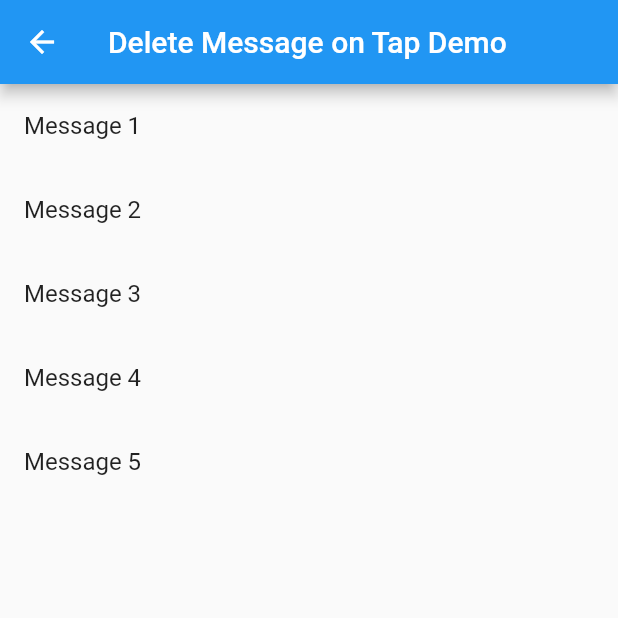
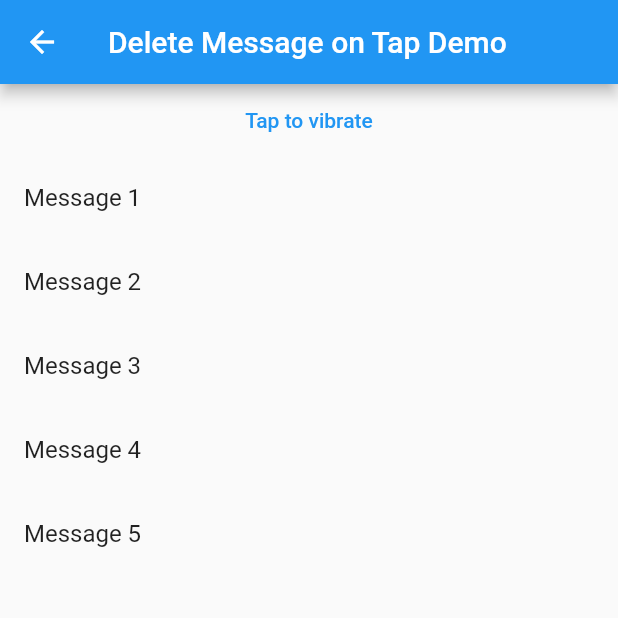
Before and after one commit to Itadori-Nishat/fluterNewVersionApp.messenger, a Flutter app: the MyPage screen opened directly, on a phone screen of 412 x 824 dp, the top half of it. Run offline on Flutter 3.47's test engine with Material 2 defaults, Android fonts, the light colour scheme and no system bars; our stand-ins replace flutter_svg, fluttertoast, hive, hive_flutter, image_picker, vibration; accounts and stored records are empty; network calls fail.

Commit message:
delete and vibration added

```diff
--- a/lib/chat.dart
+++ b/lib/chat.dart
@@ -1,11 +1,10 @@
 import 'package:flutter/material.dart';
 import 'package:flutter_svg/flutter_svg.dart';
 import 'package:fluttertoast/fluttertoast.dart';
-import 'package:hive/hive.dart';
-import 'package:newversionflutter/DATA_CLASS.dart';
 import 'package:newversionflutter/delete%20func%20check.dart';
-
+import 'package:vibration/vibration.dart';
 import 'Img_picker.dart';
+import 'package:flutter/services.dart';
 
 class ChatPage extends StatefulWidget {
   final String chatUsername;
@@ -156,6 +155,7 @@ class _ChatPageState extends State<ChatPage> {
                                   BorderRadius.all(Radius.circular(100))),
                           child: GestureDetector(
                             onLongPress: () {
+                              Vibration.vibrate(duration: 5);
                               showDialog(
                                 context: context,
                                 builder: (BuildContext context) {
@@ -190,6 +190,7 @@ class _ChatPageState extends State<ChatPage> {
                                                   color: Colors.white),
                                             ),
                                             onPressed: () {
+                                              Vibration.vibrate(duration: 80);
                                               setState(() {
                                                 _messages.removeAt(index);
                                               });
--- a/lib/delete func check.dart
+++ b/lib/delete func check.dart
@@ -1,4 +1,6 @@
 import 'package:flutter/material.dart';
+import 'package:flutter/services.dart';
+import 'package:vibration/vibration.dart';
 
 class MyPage extends StatefulWidget {
   @override
@@ -6,7 +8,9 @@ class MyPage extends StatefulWidget {
 }
 
 class _MyPageState extends State<MyPage> {
-  List<String> _messages = [    "Message 1",    "Message 2",    "Message 3",    "Message 4",    "Message 5",  ];
+  List<String> _message = [    "Message 1",    "Message 2",    "Message 3",    "Message 4",    "Message 5",  ];
+  String reactmsg = "❤️";
+
 
   @override
   Widget build(BuildContext context) {
@@ -14,11 +18,19 @@ class _MyPageState extends State<MyPage> {
       appBar: AppBar(
         title: Text("Delete Message on Tap Demo"),
       ),
-      body: ListView.builder(
-        itemCount: _messages.length,
+      body: Column(
+        children: [
+          TextButton(
+              onPressed: (){
+                Vibration.vibrate(duration: 1000, );
+              },
+              child: Text("Tap to vibrate")),
+          Expanded(
+            child: ListView.builder(
+              itemCount: _message.length,
               itemBuilder: (context, index) {
                 return ListTile(
-            title: Text(_messages[index]),
+                  title: Text(_message[index]),
                   onTap: () {
                     showDialog(
                       context: context,
@@ -35,7 +47,7 @@ class _MyPageState extends State<MyPage> {
                               child: Text("Delete"),
                               onPressed: () {
                                 setState(() {
-                            _messages.removeAt(index);
+                                  _message.removeAt(index);
                                 });
                                 Navigator.of(context).pop();
                               },
@@ -48,6 +60,9 @@ class _MyPageState extends State<MyPage> {
                 );
               },
             ),
+          ),
+        ],
+      ),
     );
   }
 }
--- a/pubspec.yaml
+++ b/pubspec.yaml
@@ -28,6 +28,7 @@ environment:
 # the latest version available on pub.dev. To see which dependencies have newer
 # versions available, run `flutter pub outdated`.
 dependencies:
+  vibration: ^1.7.6
   image_picker: ^0.8.7
   flutter_svg: ^2.0.4
   emoji_keyboard_flutter: ^1.3.1
```
Also changed, not shown: pubspec.lock. Lines whose indentation alone changed are shown as unchanged.
